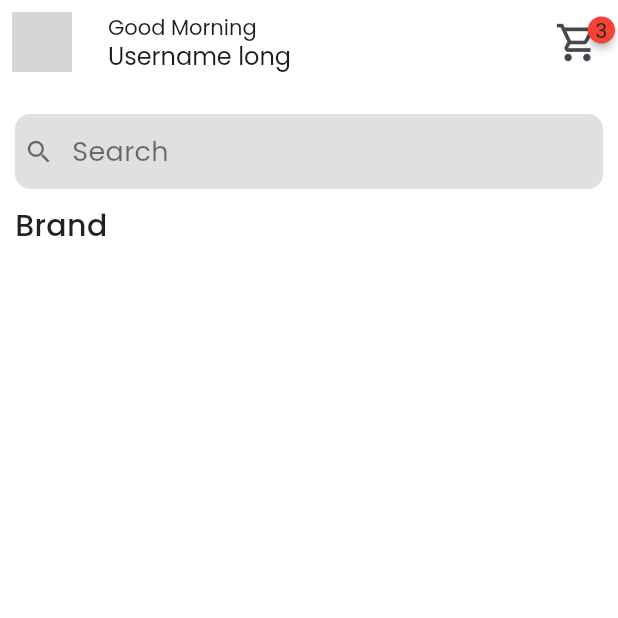
After one commit to kimemia21/ndula, a Flutter app: the Homnepage screen opened directly, on a phone screen of 412 x 824 dp, the top half of it. The commit adds this screen. Run offline on Flutter 3.47's test engine with Material 3 defaults, Android fonts, the light colour scheme and no system bars; drawn by our look-alikes of badges; our stand-ins replace carousel_slider, connectivity_plus, flashy_tab_bar2, flutter_native_splash, google_fonts, loading_animation_widget and 2 more; missing offline and left inert: flutterzilla_fixed_grid; network calls fail; grey boxes are pictures that could not be loaded.

Commit message:
Working on the topbar

```diff
--- a/lib/widgets/AppBloc.dart
+++ b/lib/widgets/AppBloc.dart
@@ -3,9 +3,11 @@ import 'package:flutter/material.dart';
 class Appbloc extends ChangeNotifier {
   bool _isconnected = false;
   bool _isLoading = false;
+  bool _isUploading = false;
 
   get isconnected => _isconnected;
   get isLoading => _isLoading;
+  get isUploading => _isUploading;
 
   void changeConnection(bool connection) {
     print("changed to $connection");
@@ -17,4 +19,9 @@ class Appbloc extends ChangeNotifier {
     _isLoading = loading;
     notifyListeners();
   }
+
+  void changeIsUploading(bool uplaoding) {
+    _isUploading = uplaoding;
+    notifyListeners();
+  }
 }
--- a/lib/widgets/requests.dart
+++ b/lib/widgets/ServerRequests.dart
@@ -3,6 +3,9 @@ import 'dart:convert';
 import 'package:flutter/material.dart';
 import 'package:http/http.dart' as http;
 import 'package:ndula/widgets/AppBloc.dart';
+import 'package:ndula/widgets/Homepage.dart';
+import 'package:ndula/widgets/globals.dart';
+import 'package:ndula/widgets/homepage/homepage.dart';
 import 'package:provider/provider.dart';
 
 class loginRequest {
@@ -15,6 +18,7 @@ class loginRequest {
     final body = jsonEncode({"username": username, "password": password});
     try {
       context.read<Appbloc>().changeIsLoading(true);
+      context.read<Appbloc>().changeIsUploading(true);
       print("block1");
       final response = await http.post(Uri.parse(loginUrl),
           body: body, headers: {"Content-Type": "application/json"});
@@ -24,9 +28,11 @@ class loginRequest {
         ScaffoldMessenger.of(context).showSnackBar(
           SnackBar(content: Text('Logging in...')),
         );
+        Globals.switchScreens(context: context, screen: Homnepage());
       } else {
         ScaffoldMessenger.of(context).showSnackBar(
-          SnackBar(content: Text('error')),
+
+          SnackBar(content: Text(response.body)),
         );
       }
     } catch (e) {
@@ -36,6 +42,8 @@ class loginRequest {
       );
     } finally {
       context.read<Appbloc>().changeIsLoading(false);
+
+      context.read<Appbloc>().changeIsUploading(false);
     }
   }
 }
--- a/lib/widgets/authentication/login.dart
+++ b/lib/widgets/authentication/login.dart
@@ -7,7 +7,7 @@ import 'package:http/http.dart';
 import 'package:loading_animation_widget/loading_animation_widget.dart';
 import 'package:ndula/widgets/AppBloc.dart';
 import 'package:ndula/widgets/globals.dart';
-import 'package:ndula/widgets/requests.dart';
+import 'package:ndula/widgets/ServerRequests.dart';
 import 'package:provider/provider.dart';
 
 class LoginScreen extends StatefulWidget {
@@ -82,24 +82,45 @@ class _LoginScreenState extends State<LoginScreen> {
     return null;
   }
 
-  void _login() {
+ void _login() async {
   if (_formKey.currentState?.validate() ?? false) {
-      Globals(context: context).checkinternet().then((value) {
-        if (value) {
-          loginRequest().login(
+    try {
+      // Check internet connection
+      bool isConnected = await Globals(context: context).checkinternet();
+
+      if (!isConnected) {
+        ScaffoldMessenger.of(context).showSnackBar(
+          SnackBar(content: Text('No internet connection')),
+        );
+        return;
+      }
+
+      // Check if another upload is in progress
+      bool isUploading = Provider.of<Appbloc>(context, listen: false).isUploading;
+
+      if (isUploading) {
+        ScaffoldMessenger.of(context).showSnackBar(
+          SnackBar(content: Text('Please be patient')),
+        );
+        return;
+      }
+
+      // Perform login request
+      await loginRequest().login(
         username: _usernameController.text.trim(),
         password: _passwordController.text.trim(),
-              context: context);
-        } else {
+        context: context,
+      );
+
+    } catch (e) {
+      // Handle exceptions
       ScaffoldMessenger.of(context).showSnackBar(
-            SnackBar(content: Text('no internet connection')),
+        SnackBar(content: Text('An error occurred: ${e.toString()}')),
       );
     }
-      });
-
-      // Process login
   }
 }
+
 
   @override
   Widget build(BuildContext context) {
--- a/lib/widgets/globals.dart
+++ b/lib/widgets/globals.dart
@@ -1,4 +1,6 @@
+import 'package:flutter/cupertino.dart';
 import 'package:flutter/material.dart';
+import 'package:flutter/widgets.dart';
 import 'package:google_fonts/google_fonts.dart';
 import 'package:http/http.dart' as http;
 
@@ -16,6 +18,13 @@ class Globals {
   double FontSize(double size) {
     double screenWidth = getScreenWidth();
     return screenWidth * size;
+  }
+
+  Widget brandTile({required IconData, required BuildContext context, required }) {
+    return Container(
+      height: 30,
+      width: 50,
+    );
   }
 
   Future<bool> checkinternet() async {
@@ -98,15 +107,11 @@ class Globals {
     }
   }
 
-
-
   static TextTheme textTheme(double screenWidth,
       {double? fontSizeLarge, double? fontSizeSmall, double? fontSizeMedium}) {
     fontSizeLarge ??= screenWidth * 0.045;
     fontSizeMedium ??= screenWidth * 0.035;
     fontSizeSmall ??= screenWidth * 0.03;
-
-
 
     return TextTheme(
       titleLarge: GoogleFonts.poppins(
@@ -116,7 +121,7 @@ class Globals {
           // fontStyle: FontStyle.italic,
           letterSpacing: 2.0),
       titleMedium: TextStyle(
-          fontSize:fontSizeMedium,
+          fontSize: fontSizeMedium,
           fontWeight: FontWeight.bold,
           color: Colors.white,
           letterSpacing: 1.0),
@@ -127,7 +132,7 @@ class Globals {
           // fontStyle: FontStyle.italic,
           letterSpacing: 1.0),
       bodyLarge: GoogleFonts.poppins(
-          fontSize: screenWidth*0.08,
+          fontSize: screenWidth * 0.08,
           fontWeight: FontWeight.w600,
           color: Colors.black,
           letterSpacing: 1.0),
--- /dev/null
+++ b/lib/widgets/homepage/homepage.dart
@@ -0,0 +1,110 @@
+import 'package:flutter/material.dart';
+import 'package:google_fonts/google_fonts.dart';
+import 'package:ndula/widgets/AppWidth.dart';
+import 'package:ndula/widgets/globals.dart';
+import 'package:badges/badges.dart' as badges;
+
+class Homnepage extends StatefulWidget {
+  const Homnepage({super.key});
+
+  @override
+  State<Homnepage> createState() => _HomnepageState();
+}
+
+class _HomnepageState extends State<Homnepage> {
+  @override
+  Widget build(BuildContext context) {
+    double ScreenWidth = MediaQuery.of(context).size.width;
+    TextTheme textTheme = Globals.textTheme(ScreenWidth);
+    return Scaffold(
+      backgroundColor: Colors.white,
+      appBar: AppBar(
+        backgroundColor: Colors.white,
+        leading: Padding(
+          padding: const EdgeInsets.all(8.0),
+          child: CircleAvatar(
+            radius:
+                30.0, // Set the radius (50.0 is equivalent to 100x100 diameter)
+            backgroundImage: NetworkImage(
+                'https://upload.wikimedia.org/wikipedia/commons/thumb/3/31/Virgil_Abloh_Paris_Fashion_Week_Autumn_Winter_2019_%28cropped%29.jpg/1200px-Virgil_Abloh_Paris_Fashion_Week_Autumn_Winter_2019_%28cropped%29.jpg'), // Replace with your image URL
+          ),
+        ),
+        title: Column(
+          crossAxisAlignment: CrossAxisAlignment.start,
+          children: [
+            Text(
+              "Good Morning",
+              style: GoogleFonts.poppins(fontSize: 14),
+            ),
+            Text("Username long", style: GoogleFonts.poppins(fontSize: 16))
+          ],
+        ),
+        actions: [
+          Padding(
+              padding: const EdgeInsets.all(12.0),
+              child: badges.Badge(
+                badgeAnimation: badges.BadgeAnimation.rotation(
+                  animationDuration: Duration(seconds: 1),
+                  colorChangeAnimationDuration: Duration(seconds: 1),
+                  loopAnimation: false,
+                  curve: Curves.fastOutSlowIn,
+                  colorChangeAnimationCurve: Curves.easeInCubic,
+                ),
+                badgeContent: Text('3'),
+                child: Icon(
+                  Icons.shopping_cart_outlined,
+                  size: 30,
+                ),
+              ))
+        ],
+      ),
+      body: Container(
+        margin: EdgeInsets.all(10),
+        color: Colors.white,
+        child: Column(
+          children: [
+            SizedBox(
+              height: 10,
+            ),
+            Container(
+          width: MediaQuery.of(context).size.width,
+          height: 50,
+          decoration: BoxDecoration(
+            borderRadius: BorderRadiusDirectional.circular(10),
+            color: Colors.grey.shade300,
+          ),
+          child: Row(
+            mainAxisAlignment: MainAxisAlignment.start,
+            children: [
+              Padding(
+                padding: const EdgeInsets.all(6.0),
+                child: Icon(
+                  Icons.search,
+                  size: 20,
+                  color: Colors.black54,
+                ),
+              ),
+              Padding(
+                padding: const EdgeInsets.all(6.0),
+                child: Text(
+                  "Search",
+                  style: GoogleFonts.poppins(
+                    fontSize: 18,
+                    color: Colors.black54),
+                ),
+              ),
+            ],
+          )),
+          Container(
+            margin: EdgeInsets.only(top: 10,bottom: 10),
+            alignment: Alignment.topLeft,
+            child: Text("Brand",style: GoogleFonts.poppins(
+              fontSize: 20,
+              color: Colors.black87,fontWeight: FontWeight.w500),),
+          )
+          ],
+        ),
+      ),
+    );
+  }
+}
--- a/pubspec.yaml
+++ b/pubspec.yaml
@@ -52,6 +52,7 @@ dependencies:
   provider: ^6.1.2
   loading_animation_widget: ^1.2.1
   connectivity_plus: ^6.0.4
+  badges: ^3.1.2
 
 dev_dependencies:
   flutter_test:
```
Also changed, not shown: pubspec.lock. Lines whose indentation alone changed are shown as unchanged.
